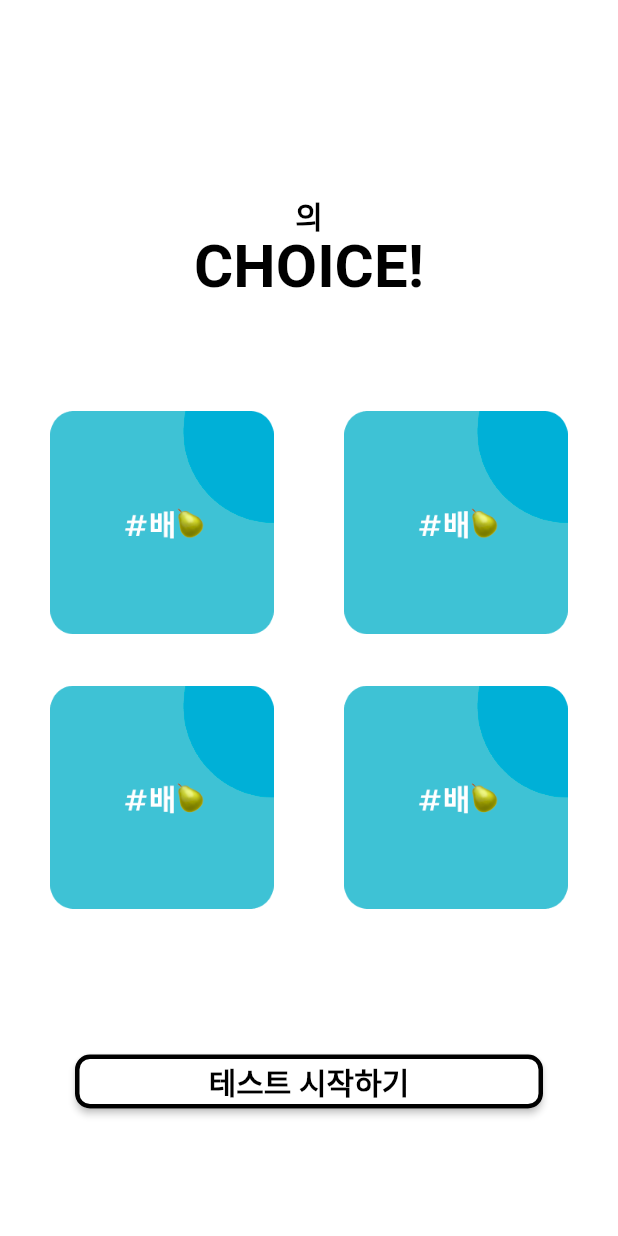
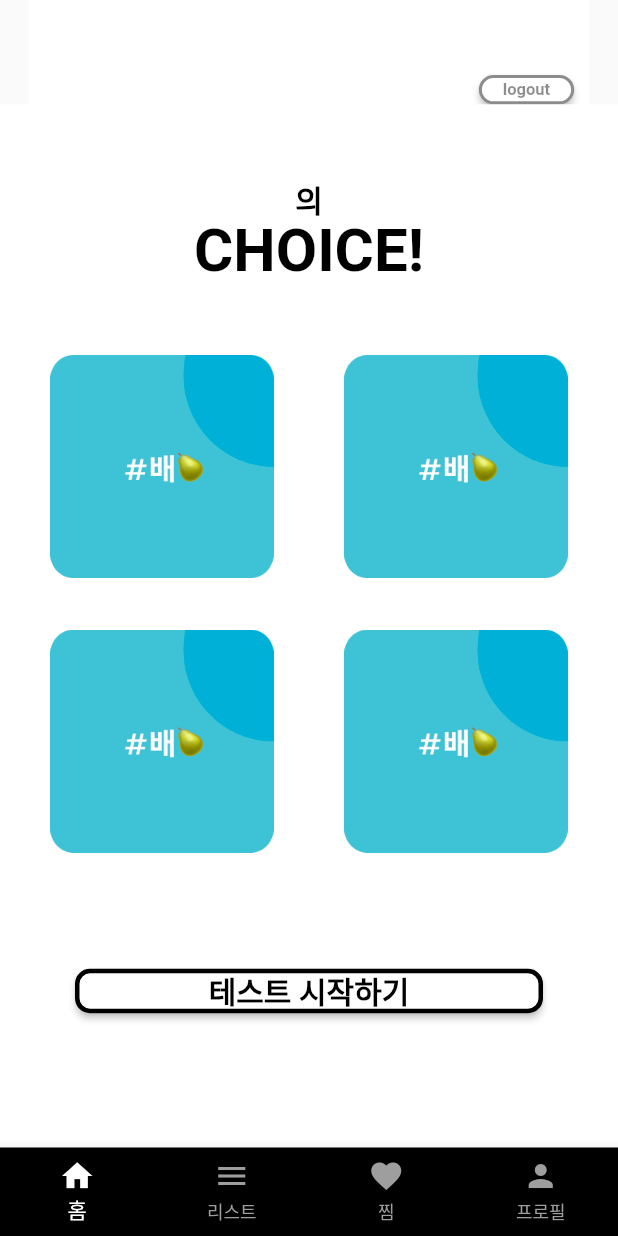
Before and after one commit to 2023CHOICE/2023choice, a Flutter app: the screen it shows once a user with an empty profile is signed in, on a phone screen of 412 x 824 dp. Run offline on Flutter 3.47's test engine with Material 2 defaults, Android fonts, the phone set to English and light mode, and no system bars; our stand-ins replace cloud_firestore, firebase_auth, firebase_core, google_sign_in; accounts and stored records are empty.

Commit message:
modify list.dart

```diff
--- a/choice/lib/func/home.dart
+++ b/choice/lib/func/home.dart
@@ -41,12 +41,39 @@ class _MyStatefulWidgetState extends State<MyStatefulWidget> {
         builder: (BuildContext context, AsyncSnapshot snapshot){
           return Center(
             child: Column(
-              crossAxisAlignment: CrossAxisAlignment.stretch,
+              crossAxisAlignment: CrossAxisAlignment.center,
               children: <Widget>[
+                Expanded(
+                  flex: 1,
+                  child: Container(
+                    padding:EdgeInsets.fromLTRB(300, 50, 10, 0),
+                    color: Colors.white,
+                    height: 1.0,
+                    child: ElevatedButton(
+                      style: ElevatedButton.styleFrom(
+                        shape: RoundedRectangleBorder( //to set border radius to button
+                            borderRadius: BorderRadius.circular(10)
+                        ),
+                        minimumSize: const Size(20, 20),
+                        backgroundColor: Colors.white,
+                        foregroundColor: Colors.black45,
+                        side: const BorderSide(
+                          width: 2.0, color: Colors.black45,
+                        ),
+                      ),
+                      child: Text('logout',
+                        style: TextStyle(fontSize: 11, fontWeight: FontWeight.bold),
+                      ),
+                      onPressed: () {
+                        FirebaseAuth.instance.signOut();
+                      },
+                    ),
+                  ),
+                ),
                 Expanded(
                   flex: 2,
                   child: Container(
-                    padding:EdgeInsets.fromLTRB(0, 150, 0, 0),
+                    padding:EdgeInsets.fromLTRB(0, 70, 0, 0),
                     color: Colors.white,
                     child: Center(
                       child: Column(
@@ -72,9 +99,9 @@ class _MyStatefulWidgetState extends State<MyStatefulWidget> {
                   ),
                 ),
                 Expanded(
-                  flex: 4,
+                  flex: 6,
                   child: Container(
-                    padding: EdgeInsets.fromLTRB(10, 60, 10, 10),
+                    padding: EdgeInsets.fromLTRB(10, 20, 10, 20),
                     color: Colors.white,
                     child: Column(
                       children: [
@@ -106,11 +133,11 @@ class _MyStatefulWidgetState extends State<MyStatefulWidget> {
                   ),
                 ),
                 Expanded(
-                  flex: 2,
+                  flex: 1,
                   child: Container(
                     padding: const EdgeInsets.symmetric(
-                        horizontal: 50,
-                        vertical: 85
+                      horizontal: 50,
+                      vertical: 20,
                     ),
                     color: Colors.white,
                     child: ElevatedButton(
@@ -123,7 +150,7 @@ class _MyStatefulWidgetState extends State<MyStatefulWidget> {
                         side: const BorderSide(
                           width: 3.0, color: Colors.black,
                         ),
-                        minimumSize: const Size(380, 50),
+                        minimumSize: const Size(380, 30),
                       ),
                       child: Text('테스트 시작하기',
                         style: TextStyle(fontSize: 20, fontWeight: FontWeight.bold),
@@ -137,11 +164,57 @@ class _MyStatefulWidgetState extends State<MyStatefulWidget> {
                       },
                     ),
                   ),
+                ),
+                Expanded(
+                  flex: 1,
+                  child: Container(
+                    padding: const EdgeInsets.symmetric(
+                      horizontal: 50,
+                      vertical: 20,
+                    ),
+                    color: Colors.white,
+                  ),
                 )
               ],
             ),
           );
         },
+      ),
+      bottomNavigationBar: BottomNavigationBar(
+        type: BottomNavigationBarType.fixed,
+        currentIndex: current_index,
+        backgroundColor: Colors.black,
+        onTap: (index) {
+          Navigator.push(
+            context,
+            MaterialPageRoute(builder: (context) => _children[index]),
+          );
+        },
+        items: const <BottomNavigationBarItem>[
+          BottomNavigationBarItem(
+            icon: Icon(Icons.home),
+            label: '홈',
+            backgroundColor: Colors.black,
+          ),
+          BottomNavigationBarItem(
+            icon: Icon(Icons.menu),
+            label: '리스트',
+            backgroundColor: Colors.black,
+          ),
+          BottomNavigationBarItem(
+            icon: Icon(Icons.favorite),
+            label: '찜',
+            backgroundColor: Colors.black,
+          ),
+          BottomNavigationBarItem(
+            icon: Icon(Icons.person),
+            label: '프로필',
+            backgroundColor: Colors.black,
+          ),
+        ],
+        selectedItemColor: Colors.white,
+        unselectedItemColor: Colors.grey,
+        showUnselectedLabels: true,
       ),
     );
   }
@@ -161,7 +234,7 @@ class _CharacterState extends State<Character> {
         onPressed: () {
           setState(() {
             characterNumber = Random().nextInt(16) + 1;
-            print('I got clicked: $characterNumber');
+            // print('I got clicked: $characterNumber');
           });
         },
         child: Image.asset('assets/images/$characterNumber.png'),
--- a/choice/lib/login/app.dart
+++ b/choice/lib/login/app.dart
@@ -42,6 +42,5 @@ class _MyStatefulWidgetState extends State<MyStatefulWidget> {
         return CircularProgressIndicator();
       },
     );
-
   }
 }
--- a/choice/lib/login/login_home.dart
+++ b/choice/lib/login/login_home.dart
@@ -1,4 +1,5 @@
 import 'package:choice/func/home.dart';
+import 'package:cloud_firestore/cloud_firestore.dart';
 import 'package:firebase_auth/firebase_auth.dart';
 import 'package:flutter/cupertino.dart';
 import 'package:flutter/material.dart';
@@ -18,31 +19,11 @@ class Loginhome extends StatelessWidget {
             return Login();
           }
           else {
+            final userCollectionReference = FirebaseFirestore.instance.collection("users").doc(snapshot.data?.displayName);
+            userCollectionReference.set({
+              "userName" : snapshot.data?.displayName,
+            });
             return Home();
-            //   Center(
-            //   child: Column(
-            //     mainAxisAlignment: MainAxisAlignment.center,
-            //     children: [
-            //       Text("${snapshot.data?.displayName}님 반갑습니다:D", style: TextStyle(fontWeight: FontWeight.bold),),
-            //       SizedBox(height: 20,),
-            //       TextButton(
-            //         child: Text('로그아웃', style: TextStyle(color: Colors.indigo, fontWeight: FontWeight.bold),),
-            //         onPressed: () {
-            //           FirebaseAuth.instance.signOut();
-            //         },
-            //       ),
-            //       TextButton(
-            //         child: Text('시작하기', style: TextStyle(color: Colors.indigo, fontWeight: FontWeight.bold),),
-            //
-            //         onPressed: () {
-            //           Navigator.of(context).push(MaterialPageRoute(
-            //               builder: (BuildContext context) => Home()));
-            //         },
-            //       ),
-            //       Text('초기 로그인 시, 프로필 설정 부탁드립니다!', style: TextStyle(color: Colors.indigo, fontWeight: FontWeight.bold),),
-            //     ],
-            //   ),
-            // );
           }
         },
       ),
--- a/choice/lib/main.dart
+++ b/choice/lib/main.dart
@@ -1,4 +1,6 @@
+import 'package:choice/result/WUYB.dart';
 import 'package:flutter/material.dart';
+import 'func/home.dart';
 import 'login/app.dart';
 
 void main() => runApp(const App());
--- a/choice/lib/question/10.dart
+++ b/choice/lib/question/10.dart
@@ -99,7 +99,7 @@ class _MyStatefulWidgetState extends State<MyStatefulWidget> {
                   children: [
                     SizedBox(
                       height: 120 * ( deviceHeight / standardDeviceHeight),
-                      child: Text('10. 무대 위에서 자신을 뽐내는 것을 좋아하시나요?',
+                      child: Text('10. 무대 위에서 자신을 뽐내는 \n것을 좋아하시나요?',
                           style: TextStyle(
                             fontWeight: FontWeight.bold,
                             fontSize: 30,
--- a/choice/lib/question/11.dart
+++ b/choice/lib/question/11.dart
@@ -99,7 +99,7 @@ class _MyStatefulWidgetState extends State<MyStatefulWidget> {
                   children: [
                     SizedBox(
                       height: 120 * ( deviceHeight / standardDeviceHeight),
-                      child: Text('11. 부끄러움이 많으신 편이신가요?',
+                      child: Text('11. 부끄러움이 많으신 편인가요?',
                           style: TextStyle(
                             fontWeight: FontWeight.bold,
                             fontSize: 30,
--- a/choice/lib/question/12.dart
+++ b/choice/lib/question/12.dart
@@ -120,7 +120,7 @@ class _MyStatefulWidgetState extends State<MyStatefulWidget> {
                                 onPressed: () {
                                   Navigator.push(
                                     context,
-                                    MaterialPageRoute(builder: (context) => Question12()),
+                                    MaterialPageRoute(builder: (context) => WUYB()),
                                   );
                                 },
                               )
--- a/choice/lib/question/4.dart
+++ b/choice/lib/question/4.dart
@@ -99,7 +99,7 @@ class _MyStatefulWidgetState extends State<MyStatefulWidget> {
                   children: [
                     SizedBox(
                       height: 120 * ( deviceHeight / standardDeviceHeight),
-                      child: Text('4. MNT 소속 동아리를 원하시나요?',
+                      child: Text('4. MNT 소속 동아리를 \n원하시나요?',
                           style: TextStyle(
                             fontWeight: FontWeight.bold,
                             fontSize: 30,
--- a/choice/lib/question/7.dart
+++ b/choice/lib/question/7.dart
@@ -99,7 +99,7 @@ class _MyStatefulWidgetState extends State<MyStatefulWidget> {
                   children: [
                     SizedBox(
                       height: 120 * ( deviceHeight / standardDeviceHeight),
-                      child: Text('7. 평소에 채플시간에 집중을 잘 하는 편이신가요?',
+                      child: Text('7. 평소에 채플시간에 집중을 \n잘 하는 편이신가요?',
                           style: TextStyle(
                             fontWeight: FontWeight.bold,
                             fontSize: 30,
--- a/choice/pubspec.yaml
+++ b/choice/pubspec.yaml
@@ -38,9 +38,8 @@ dependencies:
   cupertino_icons: ^1.0.2
   firebase_core: ^2.4.1
   firebase_auth: ^4.2.5
-
+  cloud_firestore: ^4.3.1
   google_sign_in: ^5.4.3
-
 
 dev_dependencies:
   flutter_test:
```
Also changed, not shown: choice/lib/func/list.dart (+80 -62 lines), choice/lib/login/login.dart (+4 -4 lines), choice/lib/result/WUYB.dart (+76 -94 lines), choice/assets/images/result/wuyb.png, choice/pubspec.lock, 1 other file.
